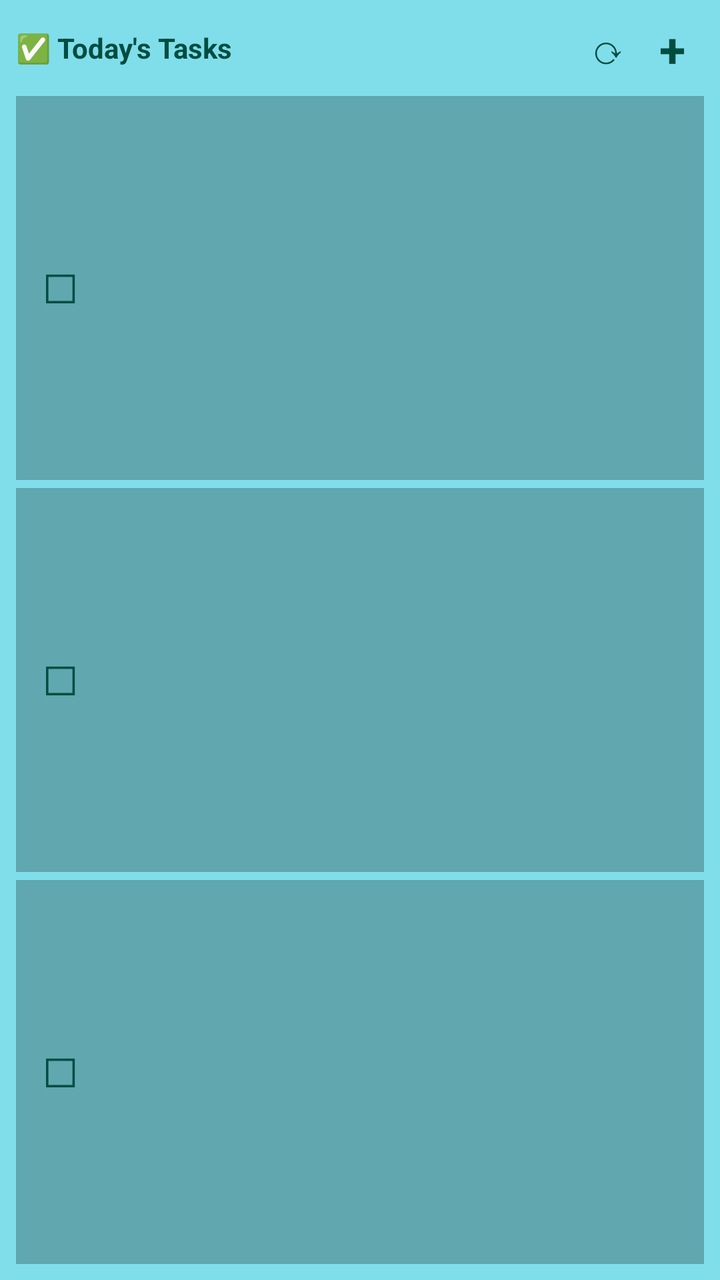
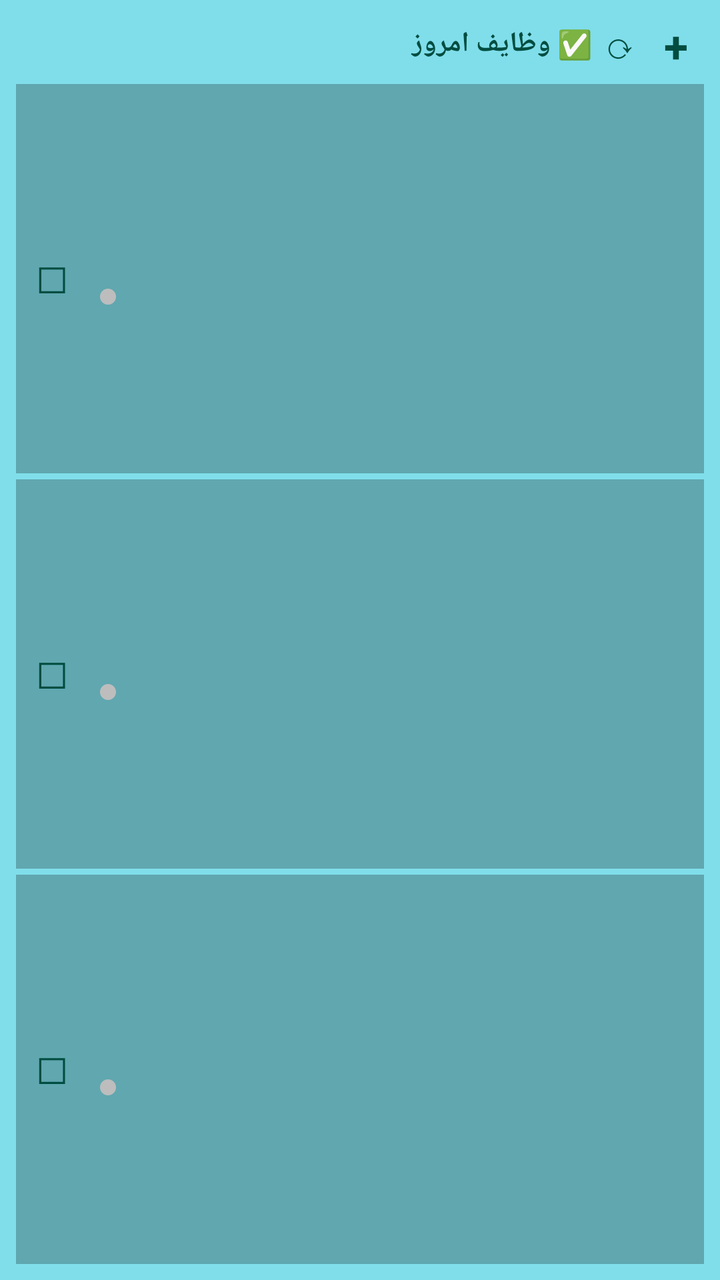

Compare the two renders of this Android layout. The source of the first and the diff that turns it into the second are given below.
<!-- AndroidManifest.xml: application theme Theme.Yaddasht -->
<!-- res/layout/task_widget_layout.xml -->
<?xml version="1.0" encoding="utf-8"?>
<LinearLayout xmlns:android="http://schemas.android.com/apk/res/android"
    android:id="@+id/task_widget_root"
    android:layout_width="match_parent"
    android:layout_height="match_parent"
    android:orientation="vertical"
    android:background="#FF80DEEA"
    android:padding="8dp">

    <LinearLayout
        android:layout_width="match_parent"
        android:layout_height="wrap_content"
        android:orientation="horizontal"
        android:gravity="center_vertical"
        android:layout_marginBottom="8dp">
        <TextView
            android:id="@+id/task_widget_title"
            android:layout_width="0dp"
            android:layout_height="wrap_content"
            android:layout_weight="1"
            android:text="✅ Today's Tasks"
            android:textColor="#FF004D40"
            android:textSize="14sp"
            android:textStyle="bold" />
        <TextView
            android:id="@+id/task_refresh"
            android:layout_width="32dp"
            android:layout_height="32dp"
            android:text="⟳"
            android:textColor="#FF004D40"
            android:textSize="20sp"
            android:gravity="center" />
        <TextView
            android:id="@+id/task_add"
            android:layout_width="32dp"
            android:layout_height="32dp"
            android:text="+"
            android:textColor="#FF004D40"
            android:textSize="24sp"
            android:textStyle="bold"
            android:gravity="center" />
    </LinearLayout>

    <LinearLayout
        android:id="@+id/task_item_1"
        android:layout_width="match_parent"
        android:layout_height="0dp"
        android:layout_weight="1"
        android:orientation="horizontal"
        android:background="#40000000"
        android:padding="8dp"
        android:gravity="center_vertical"
        android:layout_marginBottom="4dp">
        <TextView
            android:id="@+id/task_check_1"
            android:layout_width="28dp"
            android:layout_height="28dp"
            android:text="☐"
            android:textColor="#FF004D40"
            android:textSize="20sp"
            android:gravity="center"
            android:background="?android:attr/selectableItemBackgroundBorderless" />
        <LinearLayout
            android:layout_width="0dp"
            android:layout_height="wrap_content"
            android:layout_weight="1"
            android:orientation="vertical"
            android:layout_marginStart="8dp">
            <TextView
                android:id="@+id/task_title_1"
                android:layout_width="match_parent"
                android:layout_height="wrap_content"
                android:textColor="#FF004D40"
                android:textSize="13sp"
                android:textStyle="bold"
                android:maxLines="1"
                android:ellipsize="end" />
            <TextView
                android:id="@+id/task_due_1"
                android:layout_width="match_parent"
                android:layout_height="wrap_content"
                android:textColor="#FF00796B"
                android:textSize="10sp"
                android:maxLines="1"
                android:ellipsize="end"
                android:layout_marginTop="2dp" />
        </LinearLayout>
    </LinearLayout>

    <LinearLayout
        android:id="@+id/task_item_2"
        android:layout_width="match_parent"
        android:layout_height="0dp"
        android:layout_weight="1"
        android:orientation="horizontal"
        android:background="#40000000"
        android:padding="8dp"
        android:gravity="center_vertical"
        android:layout_marginBottom="4dp">
        <TextView
            android:id="@+id/task_check_2"
            android:layout_width="28dp"
            android:layout_height="28dp"
            android:text="☐"
            android:textColor="#FF004D40"
            android:textSize="20sp"
            android:gravity="center" />
        <LinearLayout
            android:layout_width="0dp"
            android:layout_height="wrap_content"
            android:layout_weight="1"
            android:orientation="vertical"
            android:layout_marginStart="8dp">
            <TextView
                android:id="@+id/task_title_2"
                android:layout_width="match_parent"
                android:layout_height="wrap_content"
                android:textColor="#FF004D40"
                android:textSize="13sp"
                android:textStyle="bold"
                android:maxLines="1"
                android:ellipsize="end" />
            <TextView
                android:id="@+id/task_due_2"
                android:layout_width="match_parent"
                android:layout_height="wrap_content"
                android:textColor="#FF00796B"
                android:textSize="10sp"
                android:maxLines="1"
                android:ellipsize="end"
                android:layout_marginTop="2dp" />
        </LinearLayout>
    </LinearLayout>

    <LinearLayout
        android:id="@+id/task_item_3"
        android:layout_width="match_parent"
        android:layout_height="0dp"
        android:layout_weight="1"
        android:orientation="horizontal"
        android:background="#40000000"
        android:padding="8dp"
        android:gravity="center_vertical">
        <TextView
            android:id="@+id/task_check_3"
            android:layout_width="28dp"
            android:layout_height="28dp"
            android:text="☐"
            android:textColor="#FF004D40"
            android:textSize="20sp"
            android:gravity="center" />
        <LinearLayout
            android:layout_width="0dp"
            android:layout_height="wrap_content"
            android:layout_weight="1"
            android:orientation="vertical"
            android:layout_marginStart="8dp">
            <TextView
                android:id="@+id/task_title_3"
                android:layout_width="match_parent"
                android:layout_height="wrap_content"
                android:textColor="#FF004D40"
                android:textSize="13sp"
                android:textStyle="bold"
                android:maxLines="1"
                android:ellipsize="end" />
            <TextView
                android:id="@+id/task_due_3"
                android:layout_width="match_parent"
                android:layout_height="wrap_content"
                android:textColor="#FF00796B"
                android:textSize="10sp"
                android:maxLines="1"
                android:ellipsize="end"
                android:layout_marginTop="2dp" />
        </LinearLayout>
    </LinearLayout>
</LinearLayout>
<!-- resources referenced by this layout -->
<resources>
  <style name="Theme.Yaddasht" parent="android:Theme.Material.NoActionBar">
          <item name="android:windowBackground">@color/bg</item>
          <item name="android:statusBarColor">@color/bg</item>
          <item name="android:navigationBarColor">@color/bg</item>
      </style>
  <color name="bg">#123B33</color>
</resources>

<!-- the commit's change to res/layout/task_widget_layout.xml (unified diff, before → after) -->
@@ -12,35 +12,36 @@
         android:layout_height="wrap_content"
         android:orientation="horizontal"
         android:gravity="center_vertical"
-        android:layout_marginBottom="8dp">
+        android:layout_marginBottom="6dp">
         <TextView
             android:id="@+id/task_widget_title"
             android:layout_width="0dp"
             android:layout_height="wrap_content"
             android:layout_weight="1"
-            android:text="✅ Today's Tasks"
+            android:text="✅ وظایف امروز"
             android:textColor="#FF004D40"
             android:textSize="14sp"
             android:textStyle="bold" />
         <TextView
             android:id="@+id/task_refresh"
-            android:layout_width="32dp"
-            android:layout_height="32dp"
+            android:layout_width="28dp"
+            android:layout_height="28dp"
             android:text="⟳"
             android:textColor="#FF004D40"
-            android:textSize="20sp"
+            android:textSize="18sp"
             android:gravity="center" />
         <TextView
             android:id="@+id/task_add"
-            android:layout_width="32dp"
-            android:layout_height="32dp"
+            android:layout_width="28dp"
+            android:layout_height="28dp"
             android:text="+"
             android:textColor="#FF004D40"
-            android:textSize="24sp"
+            android:textSize="22sp"
             android:textStyle="bold"
             android:gravity="center" />
     </LinearLayout>
 
+    
     <LinearLayout
         android:id="@+id/task_item_1"
         android:layout_width="match_parent"
@@ -48,45 +49,56 @@
         android:layout_weight="1"
         android:orientation="horizontal"
         android:background="#40000000"
-        android:padding="8dp"
+        android:padding="6dp"
         android:gravity="center_vertical"
-        android:layout_marginBottom="4dp">
+        android:layout_marginBottom="3dp">
         <TextView
             android:id="@+id/task_check_1"
-            android:layout_width="28dp"
-            android:layout_height="28dp"
+            android:layout_width="24dp"
+            android:layout_height="24dp"
             android:text="☐"
             android:textColor="#FF004D40"
-            android:textSize="20sp"
-            android:gravity="center"
-            android:background="?android:attr/selectableItemBackgroundBorderless" />
+            android:textSize="18sp"
+            android:gravity="center" />
         <LinearLayout
             android:layout_width="0dp"
             android:layout_height="wrap_content"
             android:layout_weight="1"
             android:orientation="vertical"
-            android:layout_marginStart="8dp">
+            android:layout_marginStart="6dp">
             <TextView
                 android:id="@+id/task_title_1"
                 android:layout_width="match_parent"
                 android:layout_height="wrap_content"
                 android:textColor="#FF004D40"
-                android:textSize="13sp"
+                android:textSize="12sp"
                 android:textStyle="bold"
                 android:maxLines="1"
                 android:ellipsize="end" />
-            <TextView
-                android:id="@+id/task_due_1"
-                android:layout_width="match_parent"
-                android:layout_height="wrap_content"
-                android:textColor="#FF00796B"
-                android:textSize="10sp"
-                android:maxLines="1"
-                android:ellipsize="end"
-                android:layout_marginTop="2dp" />
+            <LinearLayout
+                android:layout_width="match_parent"
+                android:layout_height="wrap_content"
+                android:orientation="horizontal"
+                android:gravity="center_vertical"
+                android:layout_marginTop="2dp">
+                <TextView
+                    android:id="@+id/task_time_1"
+                    android:layout_width="wrap_content"
+                    android:layout_height="wrap_content"
+                    android:textColor="#FF00796B"
+                    android:textSize="9sp"
+                    android:maxLines="1" />
+                <View
+                    android:id="@+id/task_priority_1"
+                    android:layout_width="8dp"
+                    android:layout_height="8dp"
+                    android:layout_marginStart="6dp"
+                    android:background="@drawable/dot_none" />
+            </LinearLayout>
         </LinearLayout>
     </LinearLayout>
 
+    
     <LinearLayout
         android:id="@+id/task_item_2"
         android:layout_width="match_parent"
@@ -94,44 +106,56 @@
         android:layout_weight="1"
         android:orientation="horizontal"
         android:background="#40000000"
-        android:padding="8dp"
+        android:padding="6dp"
         android:gravity="center_vertical"
-        android:layout_marginBottom="4dp">
+        android:layout_marginBottom="3dp">
         <TextView
             android:id="@+id/task_check_2"
-            android:layout_width="28dp"
-            android:layout_height="28dp"
+            android:layout_width="24dp"
+            android:layout_height="24dp"
             android:text="☐"
             android:textColor="#FF004D40"
-            android:textSize="20sp"
+            android:textSize="18sp"
             android:gravity="center" />
         <LinearLayout
             android:layout_width="0dp"
             android:layout_height="wrap_content"
             android:layout_weight="1"
             android:orientation="vertical"
-            android:layout_marginStart="8dp">
+            android:layout_marginStart="6dp">
             <TextView
                 android:id="@+id/task_title_2"
                 android:layout_width="match_parent"
                 android:layout_height="wrap_content"
                 android:textColor="#FF004D40"
-                android:textSize="13sp"
+                android:textSize="12sp"
                 android:textStyle="bold"
                 android:maxLines="1"
                 android:ellipsize="end" />
-            <TextView
-                android:id="@+id/task_due_2"
-                android:layout_width="match_parent"
-                android:layout_height="wrap_content"
-                android:textColor="#FF00796B"
-                android:textSize="10sp"
-                android:maxLines="1"
-                android:ellipsize="end"
-                android:layout_marginTop="2dp" />
+            <LinearLayout
+                android:layout_width="match_parent"
+                android:layout_height="wrap_content"
+                android:orientation="horizontal"
+                android:gravity="center_vertical"
+                android:layout_marginTop="2dp">
+                <TextView
+                    android:id="@+id/task_time_2"
+                    android:layout_width="wrap_content"
+                    android:layout_height="wrap_content"
+                    android:textColor="#FF00796B"
+                    android:textSize="9sp"
+                    android:maxLines="1" />
+                <View
+                    android:id="@+id/task_priority_2"
+                    android:layout_width="8dp"
+                    android:layout_height="8dp"
+                    android:layout_marginStart="6dp"
+                    android:background="@drawable/dot_none" />
+            </LinearLayout>
         </LinearLayout>
     </LinearLayout>
 
+    
     <LinearLayout
         android:id="@+id/task_item_3"
         android:layout_width="match_parent"
@@ -139,40 +163,51 @@
         android:layout_weight="1"
         android:orientation="horizontal"
         android:background="#40000000"
-        android:padding="8dp"
+        android:padding="6dp"
         android:gravity="center_vertical">
         <TextView
             android:id="@+id/task_check_3"
-            android:layout_width="28dp"
-            android:layout_height="28dp"
+            android:layout_width="24dp"
+            android:layout_height="24dp"
             android:text="☐"
             android:textColor="#FF004D40"
-            android:textSize="20sp"
+            android:textSize="18sp"
             android:gravity="center" />
         <LinearLayout
             android:layout_width="0dp"
             android:layout_height="wrap_content"
             android:layout_weight="1"
             android:orientation="vertical"
-            android:layout_marginStart="8dp">
+            android:layout_marginStart="6dp">
             <TextView
                 android:id="@+id/task_title_3"
                 android:layout_width="match_parent"
                 android:layout_height="wrap_content"
                 android:textColor="#FF004D40"
-                android:textSize="13sp"
+                android:textSize="12sp"
                 android:textStyle="bold"
                 android:maxLines="1"
                 android:ellipsize="end" />
-            <TextView
-                android:id="@+id/task_due_3"
-                android:layout_width="match_parent"
-                android:layout_height="wrap_content"
-                android:textColor="#FF00796B"
-                android:textSize="10sp"
-                android:maxLines="1"
-                android:ellipsize="end"
-                android:layout_marginTop="2dp" />
+            <LinearLayout
+                android:layout_width="match_parent"
+                android:layout_height="wrap_content"
+                android:orientation="horizontal"
+                android:gravity="center_vertical"
+                android:layout_marginTop="2dp">
+                <TextView
+                    android:id="@+id/task_time_3"
+                    android:layout_width="wrap_content"
+                    android:layout_height="wrap_content"
+                    android:textColor="#FF00796B"
+                    android:textSize="9sp"
+                    android:maxLines="1" />
+                <View
+                    android:id="@+id/task_priority_3"
+                    android:layout_width="8dp"
+                    android:layout_height="8dp"
+                    android:layout_marginStart="6dp"
+                    android:background="@drawable/dot_none" />
+            </LinearLayout>
         </LinearLayout>
     </LinearLayout>
 </LinearLayout>
<!-- resource entries referenced after the edit -->
@@ -1,5 +1,12 @@
 <!-- resources referenced by this layout -->
 <resources>
+  <!-- drawable dot_none (drawable) -->
+  <?xml version="1.0" encoding="utf-8"?>
+  <shape xmlns:android="http://schemas.android.com/apk/res/android"
+      android:shape="oval">
+      <solid android:color="#FFBDBDBD" />
+      <size android:width="10dp" android:height="10dp" />
+  </shape>
   <style name="Theme.Yaddasht" parent="android:Theme.Material.NoActionBar">
           <item name="android:windowBackground">@color/bg</item>
           <item name="android:statusBarColor">@color/bg</item>
